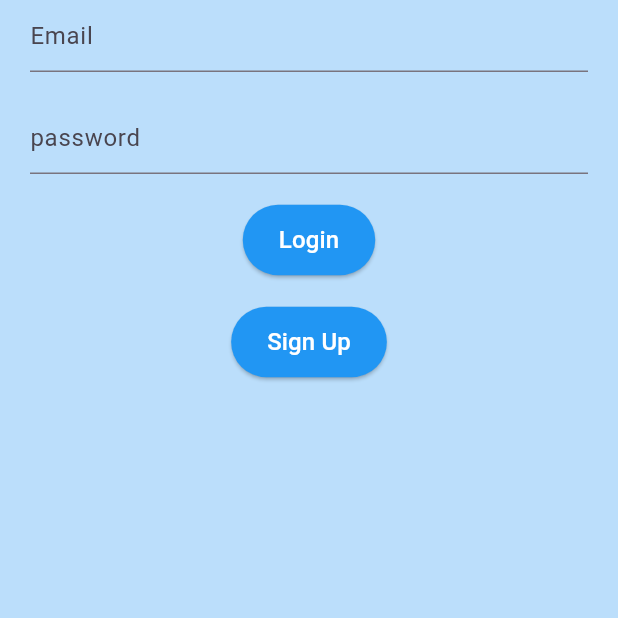
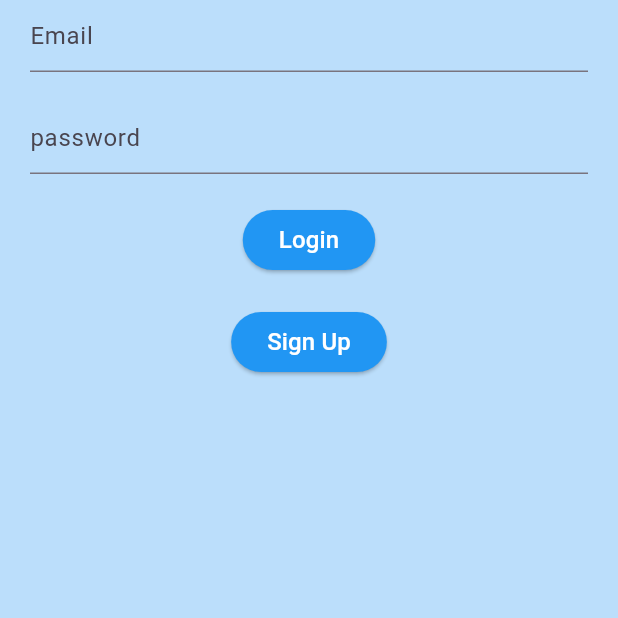
Before and after one commit to malek20-tn/flutter1, a Flutter app: the screen it shows after launch, after a tap on "login", on a phone screen of 412 x 824 dp, the top half of it. Run offline on Flutter 3.47's test engine with Material 3 defaults, Android fonts, the phone set to English and light mode, and no system bars; our stand-ins replace firebase_auth, firebase_core; accounts and stored records are empty.

Commit message:
Update button.dart

```diff
--- a/lib/widgets/button.dart
+++ b/lib/widgets/button.dart
@@ -1,21 +1,23 @@
 import 'package:flutter/material.dart';
 import '../screens/login.dart';
 import '../theme/color.dart';
-class Button  extends StatelessWidget {
+
+class Button extends StatelessWidget {
   final String text;
   final VoidCallback onPressed;
 
-
-  const Button ({super.key,required this.text,
-    required this.onPressed,});
+  const Button({
+    super.key,
+    required this.text,
+    required this.onPressed,
+  });
 
   @override
   Widget build(BuildContext context) {
     return ElevatedButton(
       onPressed: onPressed,
-      style: ElevatedButton.styleFrom(
-        padding: const EdgeInsets.symmetric(horizontal: 24, vertical: 12),
-        backgroundColor: Colors.blue,
+      style: ButtonStyle(
+        backgroundColor: MaterialStateProperty.all(Colors.blue),
       ),
       child: Text(
         text,
```
